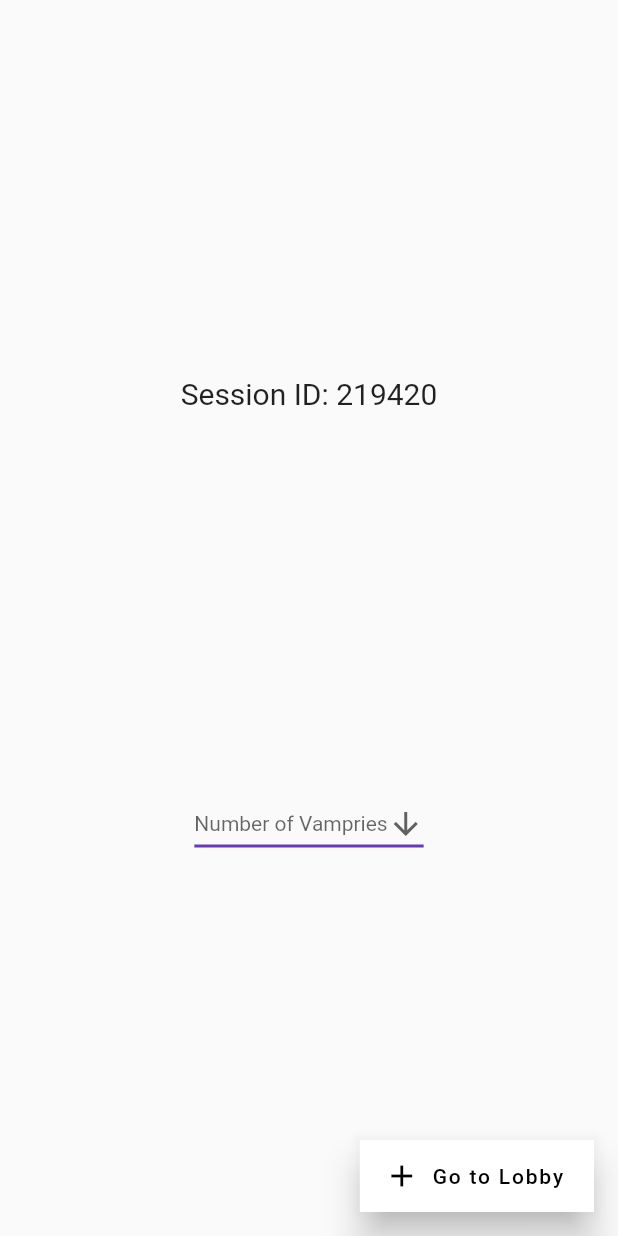
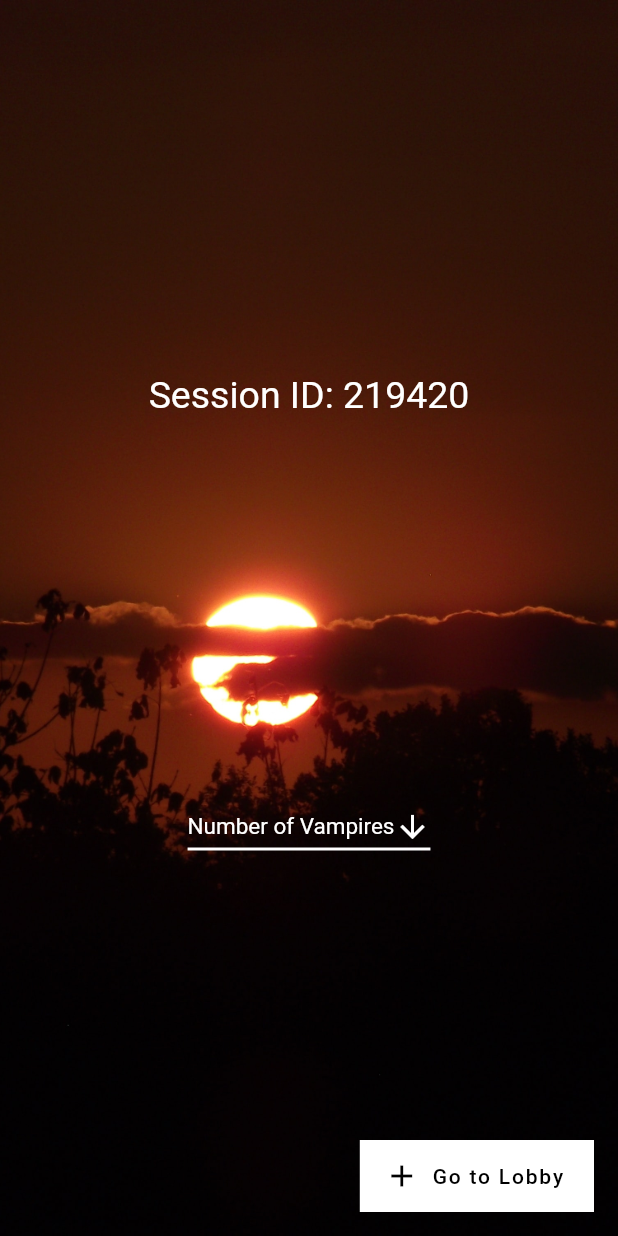
Before and after one commit to cafererensimsek/vampire, a Flutter app: the Home screen opened directly with empty values, after a tap on "Create New Game", on a phone screen of 412 x 824 dp. Run offline on Flutter 3.47's test engine with Material 2 defaults, Android fonts, the phone set to English and light mode, and no system bars; our stand-ins replace cloud_firestore, firebase_auth, flutter_spinkit; accounts and stored records are empty.

Commit message:
code quality, styling

```diff
--- a/lib/classes/widgets.dart
+++ b/lib/classes/widgets.dart
@@ -3,8 +3,6 @@ import 'dart:ui';
 import 'package:flutter/material.dart';
 import 'package:flutter_spinkit/flutter_spinkit.dart';
 
-class Widgets {
-  // snackbar template to display errors
 Widget snackbar(txt) {
   return SnackBar(
     content: Row(
@@ -75,4 +73,3 @@ class Widgets {
     onPressed: onpressed,
   );
 }
-}
--- a/lib/game/day.dart
+++ b/lib/game/day.dart
@@ -94,7 +94,7 @@ class _DayState extends State<Day> {
               );
             }
           } else {
-            Widgets().snackbar('Wait for admin to end the night!');
+            snackbar('Wait for admin to end the night!');
           }
         });
       }
@@ -102,7 +102,7 @@ class _DayState extends State<Day> {
 
     return Scaffold(
       floatingActionButton:
-          Widgets().floatingAction(onpressed: endDay, label: 'End the Day'),
+          floatingAction(onpressed: endDay, label: 'End the Day'),
       body: Column(
         children: [
           Text('Villagers killed: $villagerKill'),
--- a/lib/game/night.dart
+++ b/lib/game/night.dart
@@ -22,7 +22,7 @@ class _NightState extends State<Night> {
   Widget night(context, CollectionReference database,
       Map<String, String> players, bool didVote, String votedFor) {
     return Scaffold(
-      floatingActionButton: Widgets().floatingAction(
+      floatingActionButton: floatingAction(
           onpressed: () async {
             if (player.isAdmin) {
               String villagerChoice =
@@ -56,7 +56,7 @@ class _NightState extends State<Night> {
                     ),
                   );
                 } else {
-                  Widgets().snackbar('Wait for the admin to end the night!');
+                  snackbar('Wait for the admin to end the night!');
                 }
               });
             }
@@ -167,7 +167,7 @@ class _NightState extends State<Night> {
                 false,
                 "",
               )
-            : Widgets().loading(context);
+            : loading(context);
       },
     );
   }
--- a/lib/main.dart
+++ b/lib/main.dart
@@ -1,9 +1,9 @@
 import 'package:flutter/material.dart';
 import 'main/auth.dart';
 
-void main() => runApp(MyApp());
+void main() => runApp(Vampire());
 
-class MyApp extends StatelessWidget {
+class Vampire extends StatelessWidget {
   @override
   Widget build(BuildContext context) {
     return MaterialApp(
--- a/lib/main/home.dart
+++ b/lib/main/home.dart
@@ -1,3 +1,4 @@
+import 'package:cloud_firestore/cloud_firestore.dart';
 import 'package:flutter/material.dart';
 import 'package:vampir/classes/lobby_functions.dart';
 import 'package:vampir/classes/widgets.dart';
@@ -36,9 +37,58 @@ class _HomeState extends State<Home> {
     sessionID = sessionIDController.text;
   }
 
-  void newGame() {
-    Navigator.push(context,
-        MaterialPageRoute(builder: (context) => NewGame(admin: player)));
+  Future<bool> doesExist(String sessionID) async {
+    try {
+      Firestore.instance.collection(sessionID).getDocuments();
+      return true;
+    } catch (e) {
+      return false;
+    }
+  }
+
+  Widget joinGameButton(BuildContext context, String sessionID) {
+    return FlatButton(
+      child: Text(
+        'Join the Game',
+        style: TextStyle(color: Colors.white, fontSize: 20),
+      ),
+      onPressed: () async {
+        bool check = await doesExist(sessionID);
+        if (sessionID != null && check) {
+          player.isAdmin = false;
+          await addPlayer(player, sessionID);
+          Navigator.push(
+            context,
+            MaterialPageRoute(
+              builder: (context) => Lobby(
+                player: player,
+                sessionID: sessionID,
+              ),
+            ),
+          );
+        } else {
+          Scaffold.of(context)
+              .showSnackBar(snackbar('Blank or invalid Session ID!'));
+        }
+      },
+    );
+  }
+
+  Widget newGameButton() {
+    return floatingAction(
+      icon: Icons.add,
+      label: 'Create New Game',
+      onpressed: () => Navigator.push(context,
+          MaterialPageRoute(builder: (context) => NewGame(admin: player))),
+    );
+  }
+
+  Widget sessionIdInput() {
+    return textInput(
+        controller: sessionIDController,
+        hintText: 'Session ID',
+        icon: Icon(Icons.confirmation_number, color: Colors.white),
+        keyboardType: TextInputType.number);
   }
 
   @override
@@ -50,44 +100,25 @@ class _HomeState extends State<Home> {
               fit: BoxFit.cover)),
       child: Scaffold(
         backgroundColor: Colors.transparent,
-        floatingActionButton: Widgets().floatingAction(
-          icon: Icons.add,
-          label: 'Create New Game',
-          onpressed: newGame,
-        ),
-        body: Column(mainAxisAlignment: MainAxisAlignment.center, children: [
+        floatingActionButton: newGameButton(),
+        body: Builder(
+          builder: (BuildContext context) {
+            return Column(
+              mainAxisAlignment: MainAxisAlignment.center,
+              children: [
                 Text(
                   'Welcome, ${player.name}',
                   textAlign: TextAlign.center,
                   style: TextStyle(color: Colors.white, fontSize: 30),
                 ),
                 SizedBox(height: 150),
-          Widgets().textInput(
-              controller: sessionIDController,
-              hintText: 'Session ID',
-              icon: Icon(Icons.confirmation_number, color: Colors.white),
-              keyboardType: TextInputType.number),
+                sessionIdInput(),
                 SizedBox(height: 20),
-          FlatButton(
-            child: Text(
-              'Join the Game',
-              style: TextStyle(color: Colors.white, fontSize: 20),
-            ),
-            onPressed: () async {
-              player.isAdmin = false;
-              await HandleLobby().addPlayer(player, sessionID);
-              Navigator.push(
-                context,
-                MaterialPageRoute(
-                  builder: (context) => Lobby(
-                    player: player,
-                    sessionID: sessionID,
-                  ),
-                ),
+                joinGameButton(context, sessionID),
+              ],
             );
           },
         ),
-        ]),
       ),
     );
   }
--- a/lib/settings/lobby.dart
+++ b/lib/settings/lobby.dart
@@ -65,7 +65,7 @@ class _LobbyState extends State<Lobby> {
                     builder: (context) =>
                         Night(sessionID: sessionID, player: player)));
           } else {
-            return Widgets().snackbar('Wait for the admin to start the game!');
+            return snackbar('Wait for the admin to start the game!');
           }
         });
       }
@@ -73,7 +73,7 @@ class _LobbyState extends State<Lobby> {
 
     return Scaffold(
       floatingActionButton:
-          Widgets().floatingAction(onpressed: startGame, label: 'Start'),
+          floatingAction(onpressed: startGame, label: 'Start'),
       appBar: AppBar(
         title: Text("Session ID:$sessionID"),
         centerTitle: true,
@@ -165,7 +165,7 @@ class _LobbyState extends State<Lobby> {
         builder: (context, snapshot) {
           return snapshot.hasData
               ? playerListDisplay(context, database)
-              : Widgets().loading(context);
+              : loading(context);
         },
       ),
     );
--- a/lib/settings/new_game.dart
+++ b/lib/settings/new_game.dart
@@ -22,16 +22,13 @@ class _NewGameState extends State<NewGame> {
   var sessionID = Random().nextInt(1000000).toString();
   var numberOfVampires;
 
-  @override
-  Widget build(BuildContext context) {
-    return Scaffold(
-      floatingActionButton: Builder(builder: (BuildContext context) {
-        return Widgets().floatingAction(
+  Widget createGameButton(BuildContext context) {
+    return floatingAction(
       icon: Icons.add,
       label: 'Go to Lobby',
       onpressed: () async {
         if (numberOfVampires != null) {
-                await HandleLobby().createGame(admin, sessionID);
+          await createGame(admin, sessionID);
           Firestore.instance
               .collection(sessionID)
               .document('Game Settings')
@@ -49,27 +46,28 @@ class _NewGameState extends State<NewGame> {
             ),
           );
         } else {
-                Scaffold.of(context).showSnackBar(Widgets()
-                    .snackbar('You must choose the number of vampires'));
+          Scaffold.of(context)
+              .showSnackBar(snackbar('You must choose the number of vampires'));
         }
-            });
-      }),
-      body: Column(mainAxisAlignment: MainAxisAlignment.spaceEvenly, children: [
-        Text(
-          'Session ID: $sessionID',
-          style: TextStyle(fontSize: 20),
+      },
+    );
+  }
+
+  Widget dropdownMenu() {
+    return Center(
+      child: DropdownButton<int>(
+        hint: Text(
+          'Number of Vampires',
+          style: TextStyle(fontSize: 15, color: Colors.white),
         ),
-        Center(
-          child: DropdownButton<int>(
-            hint: Text('Number of Vampries'),
         value: numberOfVampires,
-            icon: Icon(Icons.arrow_downward),
+        icon: Icon(Icons.arrow_downward, color: Colors.white),
         iconSize: 24,
         elevation: 16,
-            style: TextStyle(color: Colors.deepPurple),
+        style: TextStyle(color: Colors.amber, fontSize: 20),
         underline: Container(
           height: 2,
-              color: Theme.of(context).accentColor,
+          color: Colors.white,
         ),
         onChanged: (int newValue) {
           setState(() {
@@ -83,8 +81,30 @@ class _NewGameState extends State<NewGame> {
           );
         }).toList(),
       ),
+    );
+  }
+
+  @override
+  Widget build(BuildContext context) {
+    return Container(
+      decoration: BoxDecoration(
+          image: DecorationImage(
+              image: AssetImage('lib/assets/background.jpg'),
+              fit: BoxFit.cover)),
+      child: Scaffold(
+        backgroundColor: Colors.transparent,
+        floatingActionButton: Builder(builder: (BuildContext context) {
+          return createGameButton(context);
+        }),
+        body:
+            Column(mainAxisAlignment: MainAxisAlignment.spaceEvenly, children: [
+          Text(
+            'Session ID: $sessionID',
+            style: TextStyle(fontSize: 25, color: Colors.white),
           ),
+          dropdownMenu(),
         ]),
+      ),
     );
   }
 }
```
Also changed, not shown: lib/classes/lobby_functions.dart (+5 -19 lines), lib/main/auth.dart (+49 -51 lines). Lines whose indentation alone changed are shown as unchanged.
